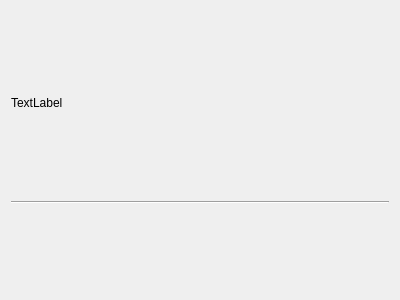
Old version of the form core/main_widget.ui in the repository gidhoog/AlmGIS.
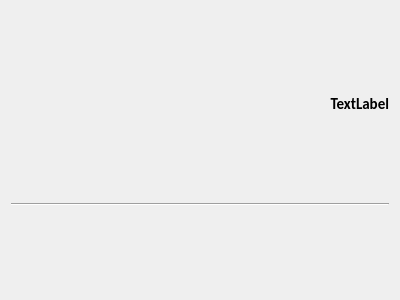
New version of the form.

What changed in the file:
```diff
--- a/core/main_widget.ui
+++ b/core/main_widget.ui
@@ -22,9 +22,20 @@
        <verstretch>0</verstretch>
       </sizepolicy>
      </property>
+     <property name="font">
+      <font>
+       <family>Calibri</family>
+       <pointsize>11</pointsize>
+       <weight>75</weight>
+       <bold>true</bold>
+      </font>
+     </property>
      <property name="text">
       <string>TextLabel</string>
      </property>
+     <property name="alignment">
+      <set>Qt::AlignRight|Qt::AlignTrailing|Qt::AlignVCenter</set>
+     </property>
     </widget>
    </item>
    <item>
```
